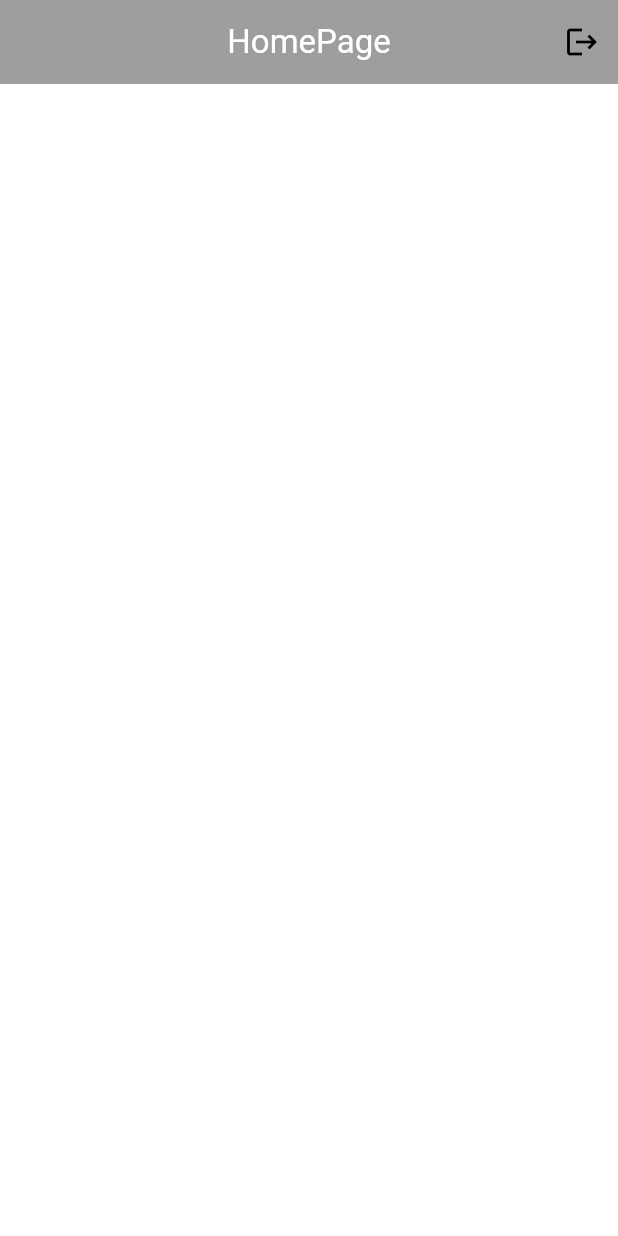
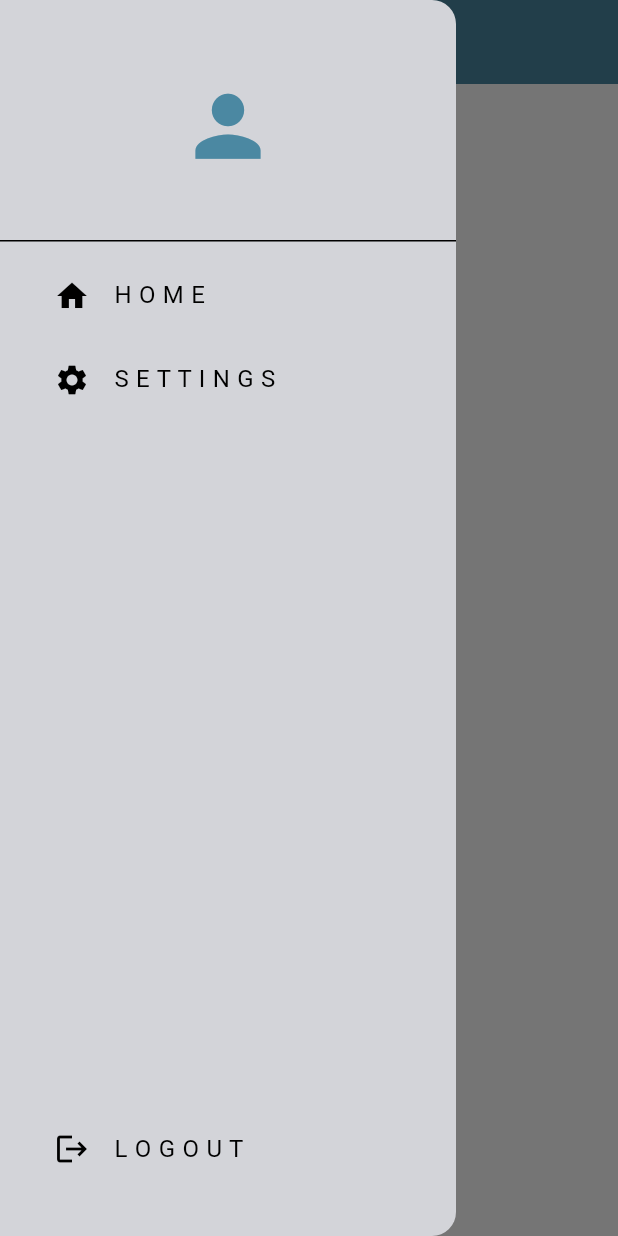
Before and after one commit to SamiDev016/Chat-Application, a Flutter app: the screen it shows once a user with an empty profile is signed in, with the side drawer open (before the commit the screen has no drawer), on a phone screen of 412 x 824 dp. Run offline on Flutter 3.47's test engine with Material 3 defaults, Android fonts, the phone set to English and light mode, and no system bars; our stand-ins replace firebase_auth, firebase_core; accounts and stored records are empty; network calls fail.

Commit message:
design edit

```diff
--- /dev/null
+++ b/lib/components/my_drawer.dart
@@ -0,0 +1,76 @@
+import 'package:chat_app/auth/auth_service.dart';
+import 'package:flutter/material.dart';
+
+import '../pages/settings_page.dart';
+
+class MyDrawer extends StatelessWidget {
+    void logout(){
+    final _authService = AuthService();
+
+    _authService.signOut();
+  }
+  const MyDrawer({super.key});
+
+  @override
+  Widget build(BuildContext context) {
+    return Drawer(
+      backgroundColor: Theme.of(context).colorScheme.background,
+      child: Column(
+        mainAxisAlignment: MainAxisAlignment.spaceBetween,
+        children: [
+          Column(
+            children: [
+              //logo
+          DrawerHeader(
+              child: Center(
+                  child: Icon(
+            Icons.person,
+            color: Theme.of(context).colorScheme.primary,
+            size: 65,
+          ))),
+          //home list tile
+          Padding(
+            padding: const EdgeInsets.only(left :20),
+            child: ListTile(
+              title: const Text("H O M E"),
+              leading: const Icon(Icons.home),
+              onTap: (){
+                //pop current drawwer
+                Navigator.pop(context);
+              },
+            ),
+          ),
+          //settings list tile
+          Padding(
+            padding: const EdgeInsets.only(left :20),
+            child: ListTile(
+              title: const Text("S E T T I N G S"),
+              leading: const Icon(Icons.settings),
+              onTap: (){
+                //pop current drawwer
+                Navigator.pop(context);
+                // navigate to settings page
+                Navigator.push(context, MaterialPageRoute(builder: (context){
+                  return SettingsPage();
+                }));
+              },
+            ),
+          ),
+            ],
+          ),
+          //logout listtile
+          Padding(
+            padding: const EdgeInsets.only(left :20,bottom: 30),
+            child: ListTile(
+              title: const Text("L O G O U T"),
+              leading: const Icon(Icons.logout),
+              onTap: (){
+                logout();
+              },
+            ),
+          ),
+        ],
+      ),
+    );
+  }
+}
--- a/lib/main.dart
+++ b/lib/main.dart
@@ -5,7 +5,6 @@ import 'package:chat_app/theme/light_theme.dart';
 import 'package:firebase_core/firebase_core.dart';
 import 'package:flutter/material.dart';
 
-import 'auth/login_or_register.dart';
 
 void main() async{
   WidgetsFlutterBinding.ensureInitialized();
--- a/lib/pages/home_page.dart
+++ b/lib/pages/home_page.dart
@@ -1,14 +1,12 @@
-import 'package:chat_app/auth/auth_service.dart';
+
 import 'package:flutter/material.dart';
+
+import '../components/my_drawer.dart';
 
 class HomePage extends StatelessWidget {
   const HomePage({super.key});
 
-  void logout(){
-    final _authService = AuthService();
 
-    _authService.signOut();
-  }
   @override
   Widget build(BuildContext context) {
     return Scaffold(
@@ -16,10 +14,9 @@ class HomePage extends StatelessWidget {
         title: Text("HomePage",style: TextStyle(color: Colors.white),),
         backgroundColor: Theme.of(context).colorScheme.primary,
         centerTitle: true,
-        actions: [
-          IconButton(onPressed: logout, icon: Icon(Icons.logout))
-        ],
+
       ),
+      drawer: MyDrawer(),
     );
   }
 }
--- a/lib/pages/login_page.dart
+++ b/lib/pages/login_page.dart
@@ -37,7 +37,7 @@ class LoginPage extends StatelessWidget {
           children: [
             //logo
             Icon(
-              Icons.message,
+              Icons.person,
               size: 60,
               color: Theme.of(context).colorScheme.primary,
             ),
--- a/lib/theme/light_theme.dart
+++ b/lib/theme/light_theme.dart
@@ -2,9 +2,9 @@ import 'package:flutter/material.dart';
 
 ThemeData lightMode = ThemeData(
   colorScheme: ColorScheme.light(
-    background: Colors.grey.shade300,
-    primary: Colors.grey.shade500,
-    secondary: Colors.grey.shade200,
+    background: Color(0xffD3D4D9),
+    primary: Color(0xFF4B88A2),
+    secondary: Color(0xffFFF9FB),
     tertiary: Colors.white,
     inversePrimary: Colors.grey.shade900,
 
--- a/pubspec.yaml
+++ b/pubspec.yaml
@@ -37,6 +37,7 @@ dependencies:
   cupertino_icons: ^1.0.6
   firebase_core: ^3.2.0
   firebase_auth: ^5.1.2
+  lottie: ^3.1.2
 
 dev_dependencies:
   flutter_test:
```
Also changed, not shown: lib/auth/auth_service.dart (+8 -0 lines), lib/pages/register_page.dart (+18 -2 lines), lib/pages/settings_page.dart (added, +14 -0 lines), pubspec.lock.
